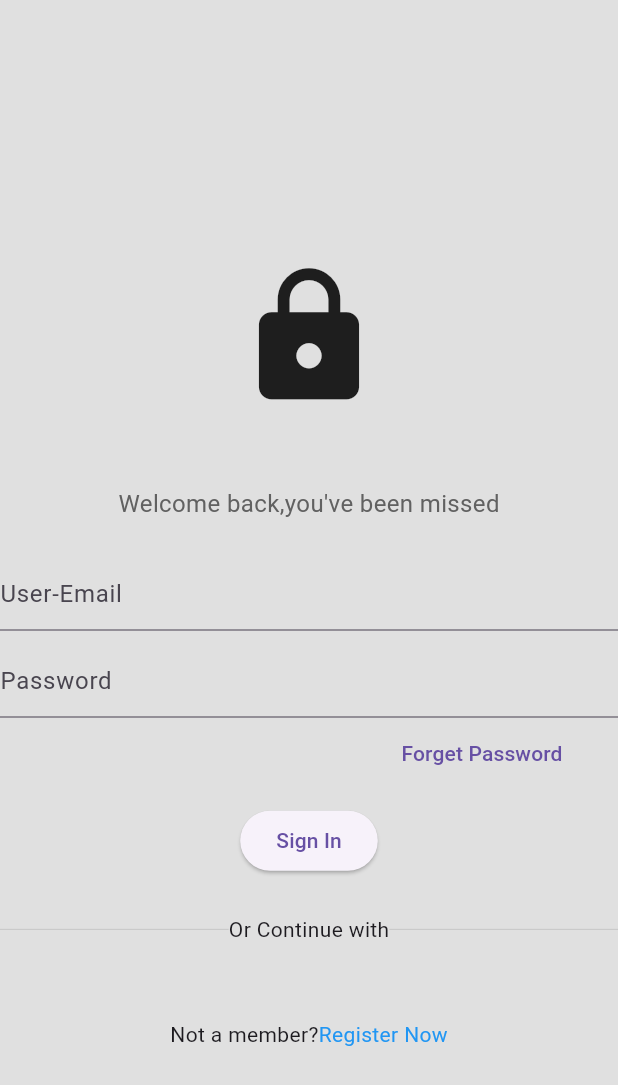
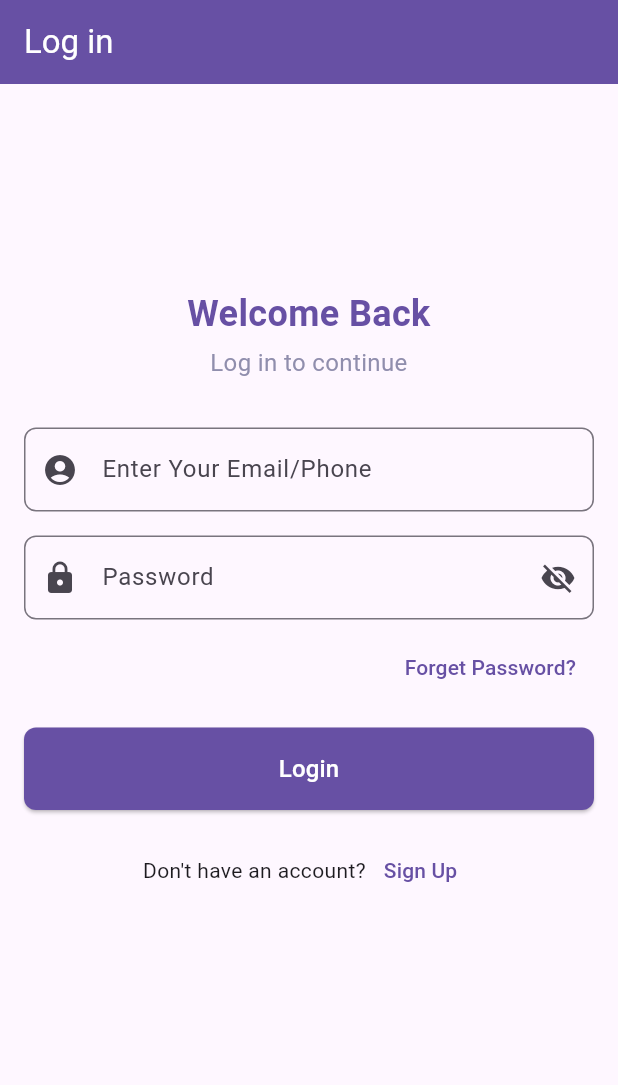
Before and after one commit to VisheshChouhan/BluePrintFinal, a Flutter app: the screen it shows after launch, on a phone screen of 412 x 824 dp. Shown: the top 1085 px of the screen. Run offline on Flutter 3.47's test engine with Material 3 defaults, Android fonts, the phone set to English and light mode, and no system bars; our stand-ins replace cloud_firestore, csv, file_picker, firebase_auth, firebase_core, firebase_database and 3 more; accounts and stored records are empty; key blocks and very long unbroken strings in the code were emptied for the run.

Commit message:
"login_ui"

```diff
--- a/lib/pages/login_page.dart
+++ b/lib/pages/login_page.dart
@@ -1,7 +1,15 @@
 import 'package:blue_print/pages/home_page.dart';
+import 'package:blue_print/pages/register_page.dart';
 import 'package:blue_print/pages/splash_screen.dart';
 import 'package:firebase_auth/firebase_auth.dart';
 import 'package:flutter/material.dart';
+
+import '../assets/my_color_theme.dart';
+import '../features/auth/presentation/widgets/auth_bottom_text.dart';
+import '../features/auth/presentation/widgets/auth_button.dart';
+import '../features/auth/presentation/widgets/auth_text_button.dart';
+import '../features/auth/presentation/widgets/auth_text_field.dart';
+import '../features/auth/presentation/widgets/general_text.dart';
 // import 'package:teachers_app/models/MyButton.dart';
 // import 'package:teachers_app/models/my_textfield.dart';
 // import 'package:teachers_app/models/squareTile.dart';
@@ -23,6 +31,24 @@ class _LoginPageState extends State<LoginPage> {
   final emailController = TextEditingController();
 
   final passwordController = TextEditingController();
+  bool _obscureText = true;
+
+  void _togglePasswordVisibility() {
+    setState(() {
+      _obscureText = !_obscureText;
+    });
+  }
+
+  bool showLoginPage = true;
+
+  //toggle between the login page and register page
+
+  void togglePages(){
+    setState(() {
+      showLoginPage = !showLoginPage;
+    });
+  }
+
 
   void signUserIn() async {
 
@@ -68,129 +94,213 @@ class _LoginPageState extends State<LoginPage> {
   @override
   Widget build(BuildContext context) {
     return Scaffold(
-      backgroundColor: Colors.grey[300],
-      body: Center(
-        child: SafeArea(
+      appBar: AppBar(
+      backgroundColor: Theme.of(context).primaryColor,
+      iconTheme: const IconThemeData(
+        color: MyColorThemeTheme.whiteColor,
+      ),
+      title: const Text("Log in",
+        style: TextStyle(
+          color: Colors.white,
+        ),
+      ),
+    ),
+      // backgroundColor: Colors.grey[300],
+      // body: Center(
+      //   child: SafeArea(
+      //     child: SingleChildScrollView(
+      //       child: Column(
+      //         children:  [
+      //           const SizedBox(height: 50.0,),
+      //
+      //
+      //           const Icon(
+      //             Icons.lock,
+      //             size: 100,
+      //           ),
+      //
+      //
+      //           const SizedBox(height: 50.0,),
+      //
+      //
+      //           Text('Welcome back,you\'ve been missed',
+      //           style: TextStyle(
+      //               color: Colors.grey[700],
+      //               fontSize: 16.0)
+      //           ),
+      //
+      //
+      //           const SizedBox(height: 25.0,),
+      //
+      //             //email textfield
+      //
+      //             TextField(
+      //              controller: emailController,
+      //
+      //              obscureText: false,
+      //               decoration: const InputDecoration(
+      //                 hintText: "User-Email"
+      //               ),
+      //            ),
+      //
+      //           const SizedBox(height: 10.0,),
+      //
+      //           TextField(
+      //             controller: passwordController,
+      //
+      //             obscureText: true,
+      //             decoration: const InputDecoration(
+      //               hintText: "Password"
+      //             ),
+      //           ),
+      //
+      //
+      //           Row(
+      //             mainAxisAlignment: MainAxisAlignment.end,
+      //             children: [
+      //               Padding(
+      //                 padding: EdgeInsets.symmetric(horizontal: 25.0),
+      //                 child: TextButton(onPressed: (){},
+      //                     child: const Text(
+      //                       'Forget Password',
+      //                     )),
+      //               ),
+      //             ],
+      //           ),
+      //
+      //           const SizedBox(height: 10.0,),
+      //
+      //           ElevatedButton(onPressed: signUserIn, child: const Text(
+      //             "Sign In"
+      //           ))
+      //             ,
+      //
+      //           const SizedBox(height: 25.0,),
+      //
+      //           Row(
+      //             children: [
+      //               Expanded(child: Divider(
+      //                 thickness: 0.5,
+      //                 color: Colors.grey[400],
+      //               )),
+      //
+      //               Text('Or Continue with'),
+      //
+      //               Expanded(child: Divider(
+      //                 thickness: 0.5,
+      //                 color: Colors.grey[400],
+      //               )),
+      //             ],
+      //           ),
+      //
+      //           const SizedBox(height: 25.0,),
+      //
+      //           const Row(
+      //             mainAxisAlignment: MainAxisAlignment.center,
+      //             children: [
+      //               //Google Button
+      //               // SquareTile(imagePath: 'lib/assets/google.png'),
+      //
+      //               SizedBox(width: 25.0,),
+      //
+      //               //Apple Button
+      //               // SquareTile(imagePath: 'lib/assets/apple.png',)
+      //             ],
+      //           ),
+      //           SizedBox(height: 25.0,),
+      //           Row(
+      //             mainAxisAlignment: MainAxisAlignment.center,
+      //             children: [
+      //               Text('Not a member?'),
+      //               GestureDetector(
+      //                 onTap: widget.onTap,
+      //                 child: Text('Register Now',
+      //                   style: TextStyle(
+      //                     color: Colors.blue,
+      //                 ),),
+      //               )
+      //             ],
+      //           )
+      //         ],
+      //
+      //       ),
+      //     ),
+      //   ),
+      // ),
+      body: Padding(
+        padding: const EdgeInsets.all(16.0),
         child: SingleChildScrollView(
           child: Column(
-              children:  [
-                const SizedBox(height: 50.0,),
-
-
-                const Icon(
-                  Icons.lock,
-                  size: 100,
+            mainAxisAlignment: MainAxisAlignment.center,
+            crossAxisAlignment: CrossAxisAlignment.stretch,
+            children: [
+              const SizedBox(height: 120,),
+              GeneralText(
+                text: 'Welcome Back',
+                fontSize: 24,
+                color: Theme.of(context).primaryColor,
+                fontWeight: FontWeight.bold,
+                textAlign: TextAlign.center,
               ),
-
-
-                const SizedBox(height: 50.0,),
-
-
-                Text('Welcome back,you\'ve been missed',
-                style: TextStyle(
-                    color: Colors.grey[700],
-                    fontSize: 16.0)
+              const SizedBox(height: 4),
+              GeneralText(
+                text: 'Log in to continue',
+                fontSize: 16,
+                color: MyColorThemeTheme.secondaryColor,
+                textAlign: TextAlign.center,
               ),
-
-
-                const SizedBox(height: 25.0,),
-
-                  //email textfield
-
-                  TextField(
+              const SizedBox(height: 32),
+              AuthTextField(
+                labelText: 'Enter Your Email/Phone',
+                borderRadius: 8,
+                prefixIcon: const Icon(Icons.account_circle_rounded),
+                obscureText: false,
                 controller: emailController,
-
-                   obscureText: false,
-                    decoration: const InputDecoration(
-                      hintText: "User-Email"
+              ),
+              const SizedBox(height: 16),
+              AuthTextField(
+                labelText: 'Password',
+                borderRadius: 8,
+                prefixIcon: const Icon(Icons.lock),
+                obscureText: _obscureText,
+                controller: passwordController,
+                suffixIcon: IconButton(
+                  icon: Icon(
+                    _obscureText ? Icons.visibility_off : Icons.visibility ,
+                  ),
+                  onPressed: _togglePasswordVisibility,
                 ),
               ),
-
-                const SizedBox(height: 10.0,),
-
-                TextField(
-                  controller: passwordController,
-
-                  obscureText: true,
-                  decoration: const InputDecoration(
-                    hintText: "Password"
+              const SizedBox(height: 8),
+              Align(
+                alignment: Alignment.centerRight,
+                child: AuthTextButton(
+                  onPressed: () {},
+                  text: 'Forget Password?',
                 ),
               ),
-
-
-                Row(
-                  mainAxisAlignment: MainAxisAlignment.end,
-                  children: [
-                    Padding(
-                      padding: EdgeInsets.symmetric(horizontal: 25.0),
-                      child: TextButton(onPressed: (){},
-                          child: const Text(
-                            'Forget Password',
-                          )),
+              const SizedBox(height: 16),
+              AuthButton(
+                borderRadius: 8,
+                onPressed: signUserIn,
+                vertical: 16,
+                buttonBackgroundColor: Theme.of(context).primaryColor,
+                fontSize: 16,
+                text: 'Login',
+                textColor: MyColorThemeTheme.whiteColor,
+              ),
+              const SizedBox(height: 16),
+              AuthBottomText(
+                buttonText: 'Sign Up',
+                generalText: 'Don\'t have an account?',
+                onPressed: () {
+                  Navigator.push(context, MaterialPageRoute(builder: (context) => RegisterPage(onTap: togglePages,),),);
+                },
               ),
             ],
           ),
-
-                const SizedBox(height: 10.0,),
-
-                ElevatedButton(onPressed: signUserIn, child: const Text(
-                  "Sign In"
-                ))
-                  ,
-
-                const SizedBox(height: 25.0,),
-
-                Row(
-                  children: [
-                    Expanded(child: Divider(
-                      thickness: 0.5,
-                      color: Colors.grey[400],
-                    )),
-
-                    Text('Or Continue with'),
-
-                    Expanded(child: Divider(
-                      thickness: 0.5,
-                      color: Colors.grey[400],
-                    )),
-                  ],
-                ),
-
-                const SizedBox(height: 25.0,),
-
-                const Row(
-                  mainAxisAlignment: MainAxisAlignment.center,
-                  children: [
-                    //Google Button
-                    // SquareTile(imagePath: 'lib/assets/google.png'),
-
-                    SizedBox(width: 25.0,),
-
-                    //Apple Button
-                    // SquareTile(imagePath: 'lib/assets/apple.png',)
-                  ],
-                ),
-                SizedBox(height: 25.0,),
-                Row(
-                  mainAxisAlignment: MainAxisAlignment.center,
-                  children: [
-                    Text('Not a member?'),
-                    GestureDetector(
-                      onTap: widget.onTap,
-                      child: Text('Register Now',
-                        style: TextStyle(
-                          color: Colors.blue,
-                      ),),
-                    )
-                  ],
-                )
-              ],
-
         ),
       ),
-        ),
-      ),
-
     );
   }
 }
```
Lines whose indentation alone changed are shown as unchanged.
